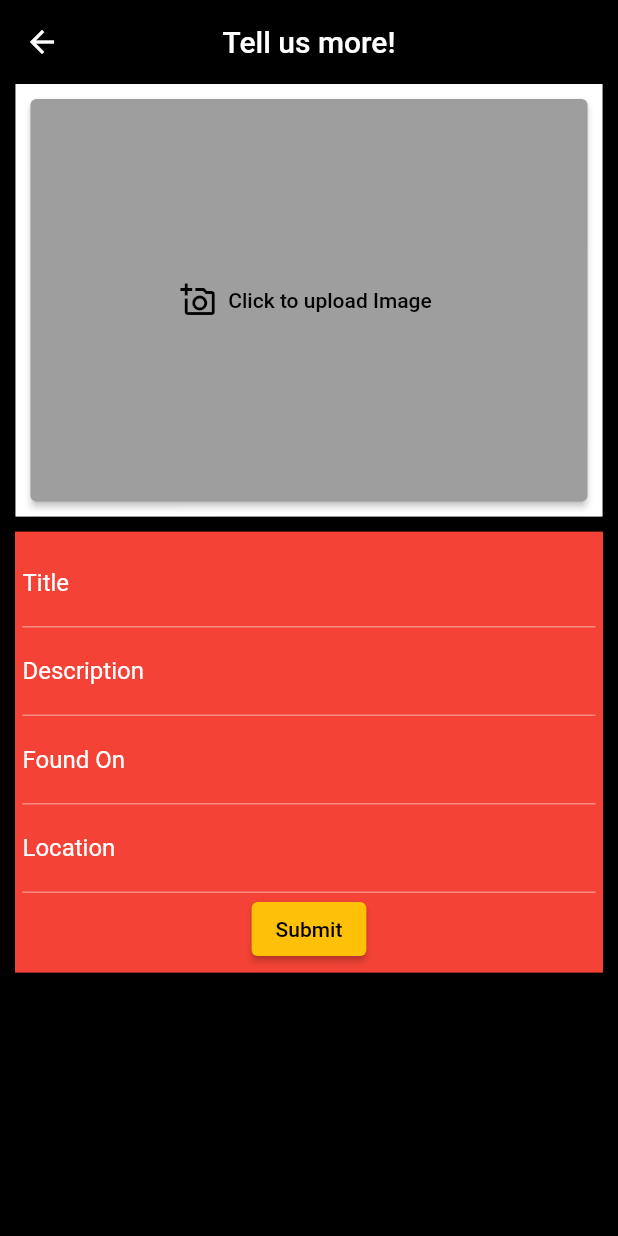
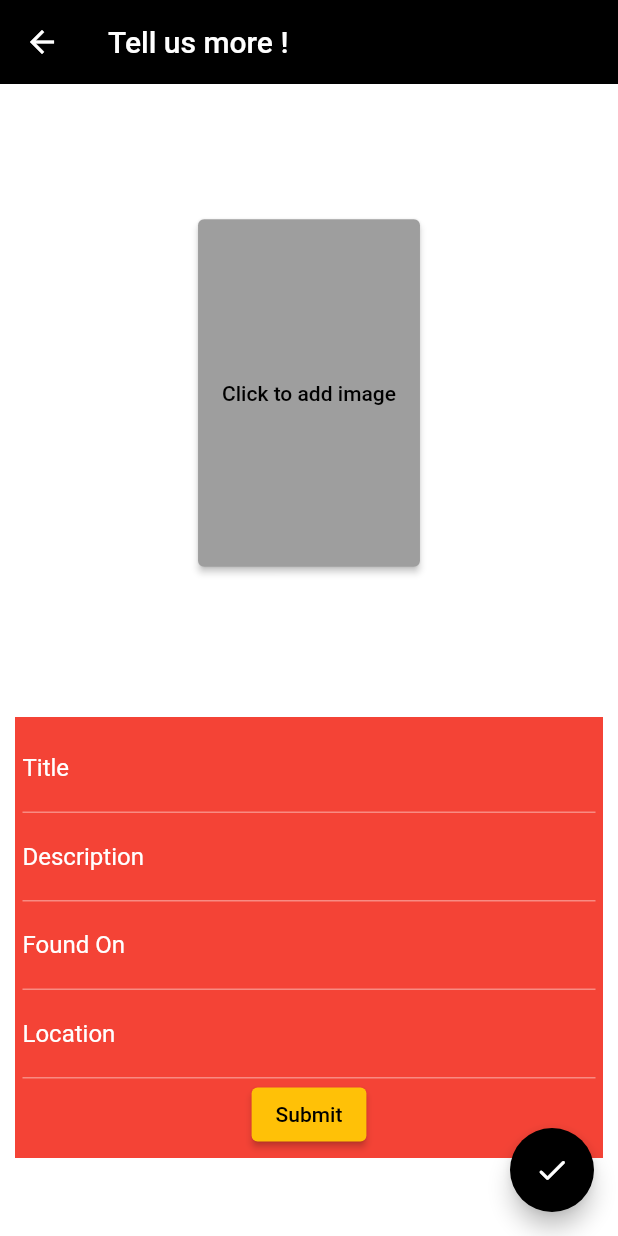
Before and after one commit to Tusharcoder18/lost_found_app, a Flutter app: the screen it shows once a user with an empty profile is signed in, after a tap on "UploadPage", on a phone screen of 412 x 824 dp. Run offline on Flutter 3.47's test engine with Material 2 defaults, Android fonts, the phone set to English and light mode, and no system bars; drawn by our look-alikes of carousel_slider, flutter_form_builder; our stand-ins replace cloud_firestore, firebase_auth, firebase_core, firebase_storage, font_awesome_flutter, google_sign_in and 1 more; missing offline and left inert: flutter_facebook_login, image_picker_platform_interface; accounts and stored records are empty; Roboto replaces fonts that are missing (OpenSans).

Commit message:
Check in emulator

```diff
--- a/lib/main.dart
+++ b/lib/main.dart
@@ -4,6 +4,7 @@ import 'package:flutter/material.dart';
 import 'package:flutter/services.dart';
 import 'package:lost_found_app/screens/sign_in.dart';
 import 'package:lost_found_app/services/authentication_service.dart';
+import 'package:lost_found_app/services/upload_service.dart';
 import 'package:lost_found_app/theme/dark_theme.dart';
 import 'package:provider/provider.dart';
 
@@ -25,6 +26,9 @@ class MyApp extends StatelessWidget {
         Provider<AuthenticationService>(
           create: (_) => AuthenticationService(FirebaseAuth.instance),
         ),
+        Provider<UploadService>(
+          create: (_) => UploadService(),
+        ),
         StreamProvider<User>(
           create: (context) =>
               context.read<AuthenticationService>().authStateChanges,
--- a/lib/screens/home_screen.dart
+++ b/lib/screens/home_screen.dart
@@ -1,5 +1,5 @@
 import 'package:flutter/material.dart';
-import 'package:lost_found_app/screens/uploadPage.dart';
+import 'package:lost_found_app/screens/uploadPage2.dart';
 import 'package:lost_found_app/services/authentication_service.dart';
 import 'package:provider/provider.dart';
 
--- /dev/null
+++ b/lib/screens/uploadPage2.dart
@@ -0,0 +1,175 @@
+import 'dart:io';
+
+import 'package:carousel_slider/carousel_slider.dart';
+import 'package:flutter/material.dart';
+import 'package:flutter_form_builder/flutter_form_builder.dart';
+import 'package:image_picker/image_picker.dart';
+import 'package:lost_found_app/services/upload_service.dart';
+import 'package:provider/provider.dart';
+
+class UploadPage extends StatefulWidget {
+  @override
+  _UploadPageState createState() => _UploadPageState();
+}
+
+class _UploadPageState extends State<UploadPage> {
+  List<PickedFile> file = [];
+  int imageCount = -1;
+  final _formKey = GlobalKey<FormState>();
+  final ImagePicker _picker = ImagePicker();
+
+  @override
+  Widget build(BuildContext context) {
+    return Scaffold(
+      backgroundColor: Colors.white,
+      floatingActionButton: FloatingActionButton(
+        onPressed: () {},
+        child: Icon(
+          Icons.done_rounded,
+          color: Colors.white,
+        ),
+        backgroundColor: Colors.black,
+      ),
+      body: CustomScrollView(
+        slivers: [
+          SliverAppBar(
+            title: Text("Tell us more !"),
+            expandedHeight: 50,
+            floating: true,
+          ),
+          SliverGrid(
+            delegate: SliverChildBuilderDelegate(
+              (context, index) => Container(
+                child: CarouselSlider(
+                    options: CarouselOptions(),
+                    items: (imageCount >= 0)
+                        ? file
+                            .map(
+                              (item) => Container(
+                                child: Image.file(
+                                  File(item.path),
+                                  fit: BoxFit.fill,
+                                ),
+                              ),
+                            )
+                            .toList()
+                        : [
+                            ElevatedButton(
+                              onPressed: () async {
+                                try {
+                                  final pickedFile = await _picker.getImage(
+                                    source: ImageSource.gallery,
+                                    imageQuality: 100,
+                                  );
+                                  Provider.of<UploadService>(context,
+                                          listen: false)
+                                      .uploadImage(
+                                          image: File(file[imageCount].path),
+                                          name: "file");
+                                  setState(() {
+                                    file[++imageCount] = pickedFile;
+                                  });
+                                } catch (e) {
+                                  setState(() {
+                                    print(e);
+                                  });
+                                }
+                              },
+                              child: Text('Click to add image'),
+                            )
+                          ]),
+              ),
+              childCount: file.isEmpty ? 1 : (file.length + 1),
+            ),
+            gridDelegate: SliverGridDelegateWithFixedCrossAxisCount(
+              crossAxisCount: 1,
+              childAspectRatio: 1,
+            ),
+          ),
+          SliverList(
+            delegate: SliverChildListDelegate(
+              [
+                Container(
+                  margin: EdgeInsets.all(10),
+                  padding: EdgeInsets.all(5),
+                  color: Colors.red,
+                  child: FormBuilder(
+                    key: _formKey,
+                    child: Column(
+                      children: [
+                        FormBuilderTextField(
+                          name: 'ItemTitle',
+                          decoration: InputDecoration(labelText: 'Title'),
+                          onChanged: (value) {
+                            UploadService().setName(value);
+                          },
+                          validator: FormBuilderValidators.compose([
+                            FormBuilderValidators.required(context),
+                            FormBuilderValidators.numeric(context),
+                            FormBuilderValidators.max(context, 70),
+                          ]),
+                          keyboardType: TextInputType.number,
+                        ),
+                        FormBuilderTextField(
+                          name: 'ItemTitle',
+                          decoration: InputDecoration(labelText: 'Description'),
+                          onChanged: (value) {
+                            UploadService().setDescription(value);
+                          },
+                          validator: FormBuilderValidators.compose([
+                            FormBuilderValidators.required(context),
+                            FormBuilderValidators.numeric(context),
+                            FormBuilderValidators.max(context, 250),
+                          ]),
+                          keyboardType: TextInputType.number,
+                        ),
+                        FormBuilderTextField(
+                          name: 'ItemTitle',
+                          decoration: InputDecoration(labelText: 'Found On'),
+                          onChanged: (value) {
+                            UploadService().setPhone(value);
+                          },
+                          validator: FormBuilderValidators.compose([
+                            FormBuilderValidators.required(context),
+                            FormBuilderValidators.numeric(context),
+                            FormBuilderValidators.max(context, 70),
+                          ]),
+                          keyboardType: TextInputType.number,
+                        ),
+                        FormBuilderTextField(
+                          name: 'ItemTitle',
+                          decoration: InputDecoration(labelText: 'Location'),
+                          onChanged: (value) {
+                            UploadService().setEmail(value);
+                          },
+                          validator: FormBuilderValidators.compose([
+                            FormBuilderValidators.required(context),
+                            FormBuilderValidators.numeric(context),
+                            FormBuilderValidators.max(context, 70),
+                          ]),
+                          keyboardType: TextInputType.number,
+                        ),
+                        Center(
+                          child: ElevatedButton(
+                            style: ButtonStyle(
+                              backgroundColor: MaterialStateProperty.all<Color>(
+                                  Colors.amber),
+                            ),
+                            child: Text('Submit'),
+                            onPressed: () {
+                              UploadService().uploadInfo();
+                            },
+                          ),
+                        )
+                      ],
+                    ),
+                  ),
+                ),
+              ],
+            ),
+          ),
+        ],
+      ),
+    );
+  }
+}
--- a/lib/services/upload_service.dart
+++ b/lib/services/upload_service.dart
@@ -1,7 +1,10 @@
+import 'package:firebase_auth/firebase_auth.dart';
 import 'package:firebase_storage/firebase_storage.dart';
 import 'package:cloud_firestore/cloud_firestore.dart';
 
 import 'dart:io';
+
+import 'package:image_picker_platform_interface/src/types/picked_file/unsupported.dart';
 
 /*
 This service class is used to provide upload services to the app.
@@ -25,6 +28,9 @@ class UploadService {
   // for future use
   Future<void> uploadImage({File image, String name}) async {
     try {
+      if (image == null) {
+        print("fuck police");
+      }
       String _imageUrl;
       UploadTask uploadTask = _storageReference
           .child(name)
--- a/pubspec.yaml
+++ b/pubspec.yaml
@@ -37,6 +37,7 @@ dependencies:
   firebase_storage: ^8.0.6
   image_picker: ^0.7.5+2
   flutter_form_builder: ^6.0.1
+  carousel_slider: ^3.0.0
 
 dev_dependencies:
   flutter_test:
```
Also changed, not shown: pubspec.lock.
